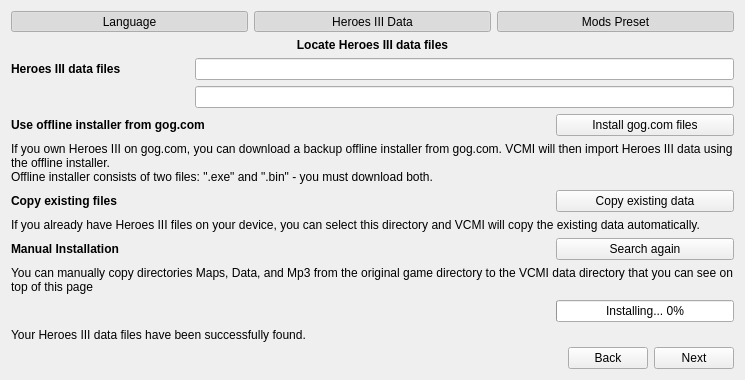
The window that launcher/firstLaunch/firstlaunch_moc.ui (GeorgeK1ng/vcmi) describes before a commit, drawn with Qt 5.
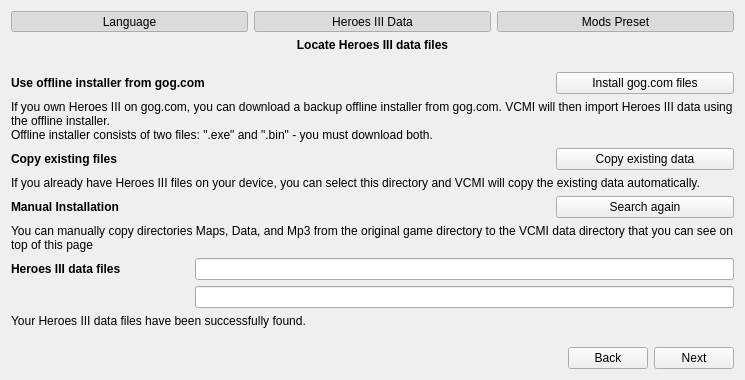
The same window after the commit. The open tabs and pages were chosen to show the change. Icons and pictures are not drawn.

```diff
--- a/launcher/firstLaunch/firstlaunch_moc.ui
+++ b/launcher/firstLaunch/firstlaunch_moc.ui
@@ -395,7 +395,7 @@
            </property>
           </widget>
          </item>
-         <item row="0" column="1" colspan="2">
+         <item row="8" column="1" colspan="2">
           <widget class="QLineEdit" name="lineEditDataUser">
            <property name="enabled">
             <bool>true</bool>
@@ -430,7 +430,7 @@
            </property>
           </widget>
          </item>
-         <item row="0" column="0">
+         <item row="8" column="0">
           <widget class="QLabel" name="labelDataFiles">
            <property name="sizePolicy">
             <sizepolicy hsizetype="Preferred" vsizetype="Preferred">
@@ -466,7 +466,7 @@
            </property>
           </widget>
          </item>
-         <item row="1" column="1" colspan="2">
+         <item row="9" column="1" colspan="2">
           <widget class="QLineEdit" name="lineEditDataSystem">
            <property name="enabled">
             <bool>true</bool>
@@ -482,7 +482,7 @@
            </property>
           </widget>
          </item>
-         <item row="9" column="0" colspan="3">
+         <item row="10" column="0" colspan="3">
           <widget class="QLabel" name="labelDataFound">
            <property name="sizePolicy">
             <sizepolicy hsizetype="Preferred" vsizetype="Preferred">
```
